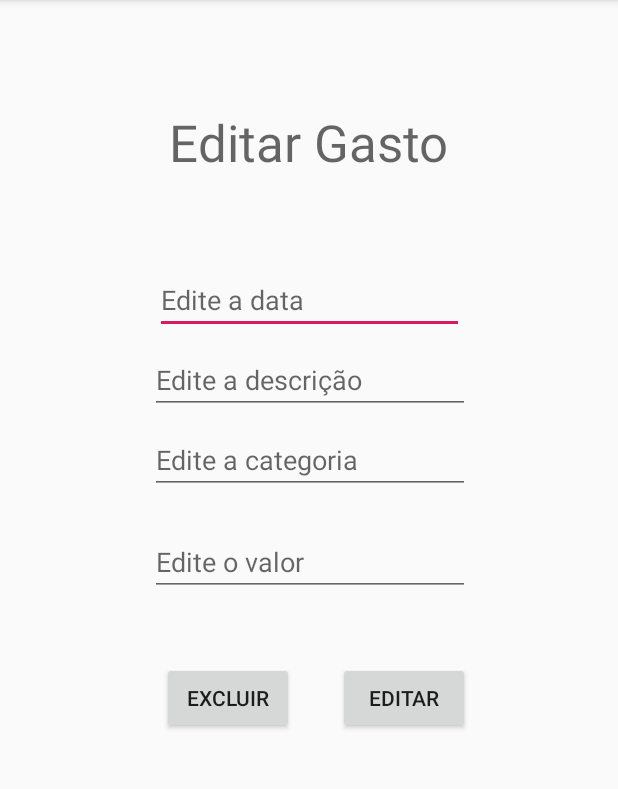
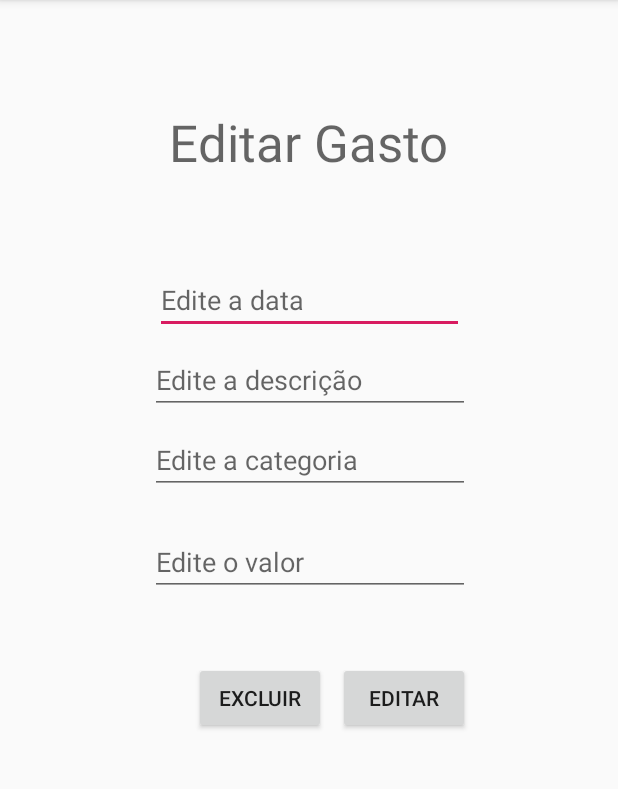
Before and after one commit to Rosahanne/SENAC, an Android app: the EditGasto screen opened directly, with no data from a screen before it, on a phone screen of 412 x 824 dp, the part 84-873 px from its top. Run offline under Robolectric (Android 15) with nearby library versions, the phone set to English and light mode, and no system bars; 4 statements that could not run were skipped.

Commit message:
ControleGastos_8mar
Signed-off-by: Emanuelle <emanuelle.rh@gmail.com>

```diff
--- a/app/src/main/res/layout/activity_edit_gasto.xml
+++ b/app/src/main/res/layout/activity_edit_gasto.xml
@@ -95,9 +95,9 @@
         android:layout_marginTop="44dp"
         android:layout_marginEnd="8dp"
         android:layout_marginRight="8dp"
-        android:text="@string/excGasto"
+        android:text="@string/btnExc"
         app:layout_constraintEnd_toStartOf="@+id/btnEdit"
-        app:layout_constraintHorizontal_bias="0.0"
+        app:layout_constraintHorizontal_bias="1.0"
         app:layout_constraintStart_toStartOf="@+id/valorEditGasto"
         app:layout_constraintTop_toBottomOf="@+id/valorEditGasto" />
 </android.support.constraint.ConstraintLayout>
--- a/app/src/main/res/values/strings.xml
+++ b/app/src/main/res/values/strings.xml
@@ -13,11 +13,7 @@
     <string name="edCategoria">Edite a categoria</string>
     <string name="edValor">Edite o valor</string>
     <string name="btnEdit">Editar</string>
-    <string name="telaMenu">Selecione a opção</string>
-    <string name="cadDados">Cadastrar gasto</string>
-    <string name="edDados">Editar dados</string>
-    <string name="verdados">Visualizar lista</string>
-    <string name="excDados">Excluir gasto</string>
-    <string name="excGasto">Excluir</string>
+    <string name="btnExc">Excluir</string>
+
 
 </resources>
```
